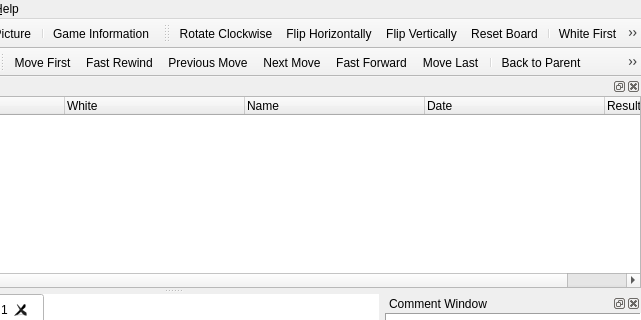
Old version of the form mainwindow.ui in the repository nullx002/mugo; both pictures show x 296 to 937 and y 0 to 320 of the 937 by 585 pixel window.
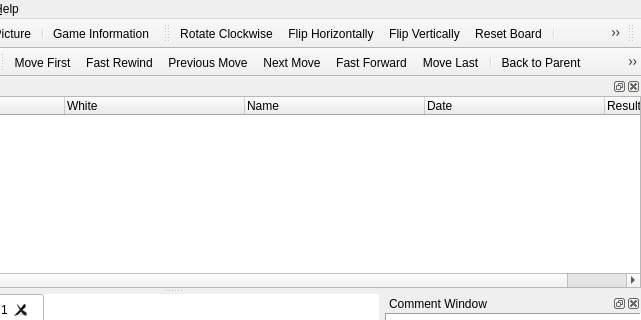
New version of the form. Icons and pictures are not drawn.

Patch:
```diff
--- a/mainwindow.ui
+++ b/mainwindow.ui
@@ -375,6 +375,18 @@
    <addaction name="actionWhiteFirst"/>
    <addaction name="separator"/>
    <addaction name="actionBranchMode"/>
+   <addaction name="separator"/>
+  </widget>
+  <widget class="QToolBar" name="gameListToolBar">
+   <property name="windowTitle">
+    <string>GameList Toolbar</string>
+   </property>
+   <attribute name="toolBarArea">
+    <enum>TopToolBarArea</enum>
+   </attribute>
+   <attribute name="toolBarBreak">
+    <bool>false</bool>
+   </attribute>
   </widget>
   <widget class="QToolBar" name="editToolBar">
    <property name="windowTitle">
```
Left out of the diff: 142 changed lines with no effect on the pictures.
